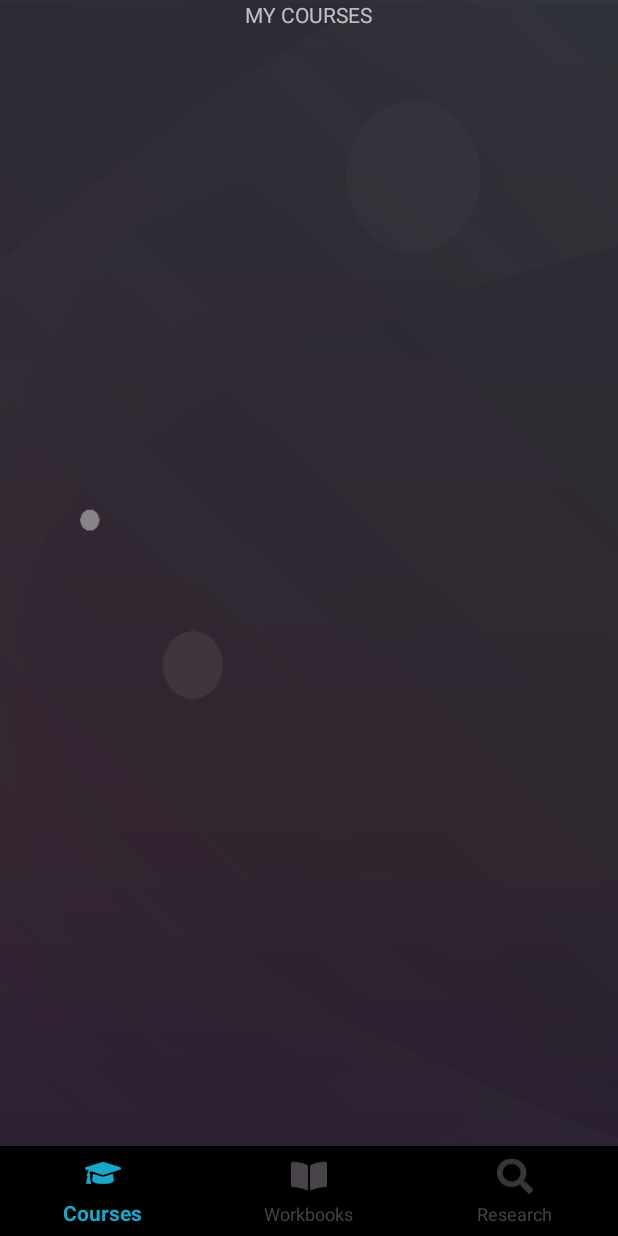
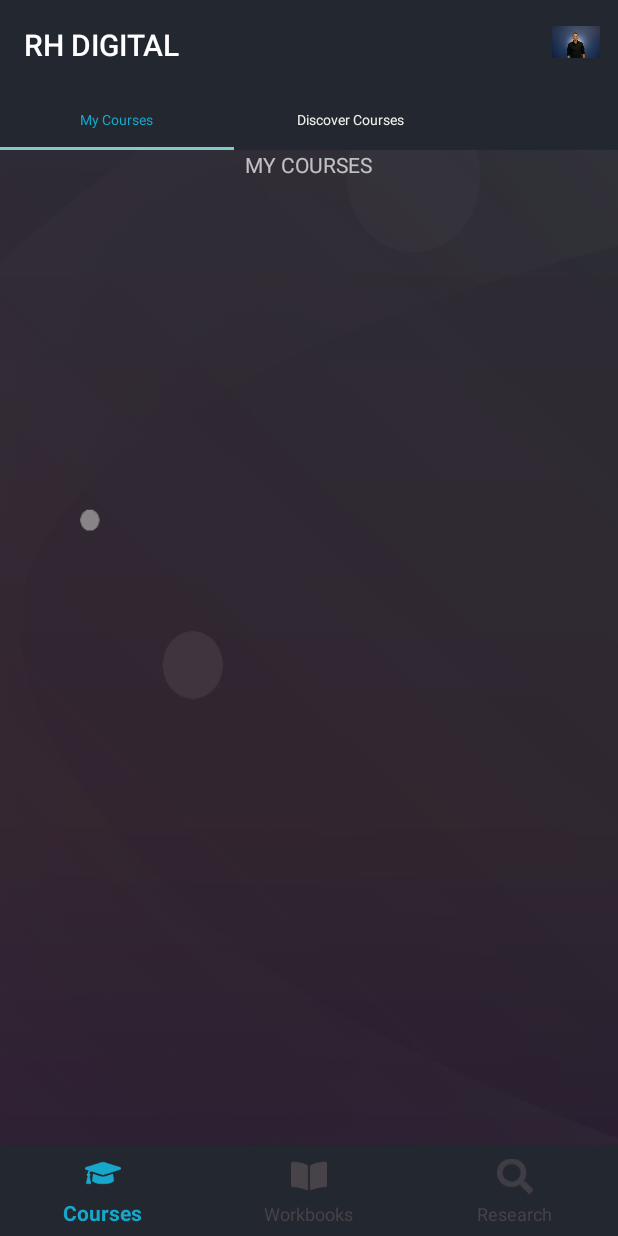
Before and after one commit to bjohnso/RHDigital, an Android app: the screen it shows after launch (CoursesActivity), on a phone screen of 412 x 824 dp. Run offline under Robolectric (Android 15) with nearby library versions, the phone set to English and light mode, and no system bars.

Commit message:
Completed TabLayout and View Pager Unification

```diff
--- a/app/src/main/java/com/example/rhdigital/activities/courses/CoursesActivity.java
+++ b/app/src/main/java/com/example/rhdigital/activities/courses/CoursesActivity.java
@@ -1,23 +1,27 @@
 package com.example.rhdigital.activities.courses;
 
 import android.os.Bundle;
+import android.view.Menu;
 
 import androidx.appcompat.app.AppCompatActivity;
+import androidx.appcompat.widget.Toolbar;
 
 import com.example.rhdigital.R;
-import com.example.rhdigital.activities.courses.listeners.CoursesOnClick;
+import com.example.rhdigital.activities.courses.fragments.CoursesTabFragment;
+import com.example.rhdigital.activities.courses.listeners.BottomNavOnClick;
 import com.example.rhdigital.adapters.SectionsStatePagerAdapter;
-import com.example.rhdigital.activities.courses.fragments.DiscoverCoursesFragment;
-import com.example.rhdigital.activities.courses.fragments.MyCoursesFragment;
 import com.example.rhdigital.activities.courses.fragments.MyResearchFragment;
 import com.example.rhdigital.activities.courses.fragments.MyWorkbooksFragment;
 import com.example.rhdigital.view.CustomViewPager;
 import com.google.android.material.bottomnavigation.BottomNavigationView;
 
+import static com.example.rhdigital.R.menu.courses_menu_top;
+
 public class CoursesActivity extends AppCompatActivity {
 
     //Components
     CustomViewPager mCustomViewPager;
+    Toolbar mToolbar;
     BottomNavigationView mBottomNavigationView;
 
     @Override
@@ -26,18 +30,27 @@ public class CoursesActivity extends AppCompatActivity {
         setContentView(R.layout.activity_courses);
 
         mCustomViewPager = findViewById(R.id.container_courses);
+        mToolbar = findViewById(R.id.topNavigationView);
         mBottomNavigationView = findViewById(R.id.bottomNavigationView);
 
+        //Setup Toolbar
+        setSupportActionBar(mToolbar);
+
         //Set Listeners
-        mBottomNavigationView.setOnNavigationItemSelectedListener(new CoursesOnClick(this));
+        mBottomNavigationView.setOnNavigationItemSelectedListener(new BottomNavOnClick(this));
 
         setUpViewPager(mCustomViewPager);
     }
 
+    @Override
+    public boolean onCreateOptionsMenu(Menu menu) {
+        getMenuInflater().inflate(courses_menu_top, menu);
+        return true;
+    }
+
     private void setUpViewPager(CustomViewPager customViewPager){
         SectionsStatePagerAdapter sectionsStatePagerAdapter = new SectionsStatePagerAdapter(getSupportFragmentManager());
-        sectionsStatePagerAdapter.addFragment(new MyCoursesFragment());
-        sectionsStatePagerAdapter.addFragment(new DiscoverCoursesFragment());
+        sectionsStatePagerAdapter.addFragment(new CoursesTabFragment());
         sectionsStatePagerAdapter.addFragment(new MyWorkbooksFragment());
         sectionsStatePagerAdapter.addFragment(new MyResearchFragment());
         customViewPager.setAdapter(sectionsStatePagerAdapter);
--- /dev/null
+++ b/app/src/main/java/com/example/rhdigital/activities/courses/fragments/CoursesTabFragment.java
@@ -0,0 +1,56 @@
+package com.example.rhdigital.activities.courses.fragments;
+
+import android.os.Bundle;
+import android.view.LayoutInflater;
+import android.view.View;
+import android.view.ViewGroup;
+
+import androidx.annotation.NonNull;
+import androidx.annotation.Nullable;
+import androidx.fragment.app.Fragment;
+
+import com.example.rhdigital.R;
+import com.example.rhdigital.activities.courses.listeners.TabLayoutOnClick;
+import com.example.rhdigital.adapters.SectionsStatePagerAdapter;
+import com.example.rhdigital.view.CustomViewPager;
+import com.google.android.material.tabs.TabLayout;
+
+public class CoursesTabFragment extends Fragment {
+
+    //Components
+    CustomViewPager mCustomViewPager;
+    TabLayout mTabLayout;
+
+    @Nullable
+    @Override
+    public View onCreateView(@NonNull LayoutInflater inflater, @Nullable ViewGroup container, @Nullable Bundle savedInstanceState) {
+        View view = inflater.inflate(R.layout.courses_layout, container, false);
+
+        mCustomViewPager = (CustomViewPager) view.findViewById(R.id.courses_tab_layout_container);
+        mTabLayout = (TabLayout) view.findViewById(R.id.tab_layout);
+
+        setUpViewPager(mCustomViewPager);
+
+        //Listeners
+
+        mTabLayout.addOnTabSelectedListener(new TabLayoutOnClick(this));
+
+        return view;
+    }
+
+    private void setUpViewPager(CustomViewPager customViewPager){
+        SectionsStatePagerAdapter sectionsStatePagerAdapter = new SectionsStatePagerAdapter(getActivity().getSupportFragmentManager());
+        sectionsStatePagerAdapter.addFragment(new MyCoursesFragment());
+        sectionsStatePagerAdapter.addFragment(new DiscoverCoursesFragment());
+        customViewPager.setAdapter(sectionsStatePagerAdapter);
+    }
+
+    public int getViewPager(){
+        return mCustomViewPager.getCurrentItem();
+    }
+
+    public void setViewPager(int position){
+        mCustomViewPager.setCurrentItem(position);
+    }
+
+}
--- a/app/src/main/java/com/example/rhdigital/activities/courses/listeners/CoursesOnClick.java
+++ b/app/src/main/java/com/example/rhdigital/activities/courses/listeners/BottomNavOnClick.java
@@ -2,7 +2,6 @@ package com.example.rhdigital.activities.courses.listeners;
 
 import android.app.Activity;
 import android.view.MenuItem;
-import android.view.View;
 
 import androidx.annotation.NonNull;
 
@@ -10,11 +9,11 @@ import com.example.rhdigital.R;
 import com.example.rhdigital.activities.courses.CoursesActivity;
 import com.google.android.material.bottomnavigation.BottomNavigationView;
 
-public class CoursesOnClick implements BottomNavigationView.OnNavigationItemSelectedListener {
+public class BottomNavOnClick implements BottomNavigationView.OnNavigationItemSelectedListener {
 
     private Activity activity;
 
-    public CoursesOnClick(Activity activity){
+    public BottomNavOnClick(Activity activity){
         this.activity = activity;
     }
 
@@ -24,14 +23,14 @@ public class CoursesOnClick implements BottomNavigationView.OnNavigationItemSele
         CoursesActivity coursesActivity = (CoursesActivity) this.activity;
 
         switch (menuItem.getItemId()){
-            case R.id.nav_courses:
+            case R.id.courses_bottom_nav_courses:
+                coursesActivity.setViewPager(0);
+                return true;
+            case R.id.courses_bottom_nav_workbooks:
                 coursesActivity.setViewPager(1);
                 return true;
-            case R.id.nav_workbooks:
+            case R.id.courses_bottom_nav_research:
                 coursesActivity.setViewPager(2);
-                return true;
-            case R.id.nav_research:
-                coursesActivity.setViewPager(3);
                 return true;
 
                 default:
--- /dev/null
+++ b/app/src/main/java/com/example/rhdigital/activities/courses/listeners/TabLayoutOnClick.java
@@ -0,0 +1,45 @@
+package com.example.rhdigital.activities.courses.listeners;
+
+import android.app.Activity;
+import android.view.MenuItem;
+
+import androidx.annotation.NonNull;
+import androidx.fragment.app.Fragment;
+
+import com.example.rhdigital.R;
+import com.example.rhdigital.activities.courses.CoursesActivity;
+import com.example.rhdigital.activities.courses.fragments.CoursesTabFragment;
+import com.google.android.material.tabs.TabLayout;
+
+public class TabLayoutOnClick implements TabLayout.OnTabSelectedListener {
+
+    private Fragment fragment;
+
+    public TabLayoutOnClick(Fragment fragment){
+        this.fragment = fragment;
+    }
+
+    @Override
+    public void onTabSelected(TabLayout.Tab tab) {
+        CoursesTabFragment coursesTabFragment = (CoursesTabFragment) fragment;
+
+        switch (tab.getPosition()){
+            case 0:
+                coursesTabFragment.setViewPager(0);
+                break;
+            case 1:
+                coursesTabFragment.setViewPager(1);
+                break;
+        }
+    }
+
+    @Override
+    public void onTabUnselected(TabLayout.Tab tab) {
+
+    }
+
+    @Override
+    public void onTabReselected(TabLayout.Tab tab) {
+
+    }
+}
--- a/app/src/main/res/layout/activity_courses.xml
+++ b/app/src/main/res/layout/activity_courses.xml
@@ -6,11 +6,33 @@
     android:layout_height="match_parent"
     android:background="@drawable/background">
 
+    <androidx.coordinatorlayout.widget.CoordinatorLayout
+        android:layout_width="match_parent"
+        android:layout_height="60dp"
+        app:layout_constraintTop_toTopOf="parent">
+
+        <com.google.android.material.appbar.AppBarLayout
+            android:layout_width="match_parent"
+            android:layout_height="match_parent">
+
+            <androidx.appcompat.widget.Toolbar
+                android:id="@+id/topNavigationView"
+                android:layout_width="match_parent"
+                android:layout_height="match_parent"
+                android:background="@color/darkBlue" />
+
+        </com.google.android.material.appbar.AppBarLayout>
+
+    </androidx.coordinatorlayout.widget.CoordinatorLayout>
+
     <com.example.rhdigital.view.CustomViewPager
         android:id="@+id/container_courses"
         android:layout_width="match_parent"
         android:layout_height="match_parent"
-        android:layout_marginBottom="60dp"/>
+        android:layout_marginTop="60dp"
+        android:layout_marginBottom="60dp">
+
+    </com.example.rhdigital.view.CustomViewPager>
 
     <com.google.android.material.bottomnavigation.BottomNavigationView
         android:id="@+id/bottomNavigationView"
@@ -19,7 +41,8 @@
         app:layout_constraintBottom_toBottomOf="parent"
         app:itemIconTint="@drawable/bottom_nav_colors"
         app:itemTextColor="@drawable/bottom_nav_colors"
-        app:menu="@menu/courses_menu_bottom"/>
+        app:menu="@menu/courses_menu_bottom"
+        android:background="@color/darkBlue"/>
 
 
 </androidx.constraintlayout.widget.ConstraintLayout>
--- /dev/null
+++ b/app/src/main/res/layout/courses_layout.xml
@@ -0,0 +1,47 @@
+<?xml version="1.0" encoding="utf-8"?>
+<androidx.constraintlayout.widget.ConstraintLayout xmlns:android="http://schemas.android.com/apk/res/android"
+    xmlns:app="http://schemas.android.com/apk/res-auto"
+    xmlns:tools="http://schemas.android.com/tools"
+    android:orientation="vertical" android:layout_width="match_parent"
+    android:layout_height="match_parent">
+
+    <com.google.android.material.tabs.TabLayout
+        android:id="@+id/tab_layout"
+        android:layout_width="match_parent"
+        android:layout_height="40dp"
+        android:layout_marginEnd="100dp"
+        app:layout_constraintStart_toStartOf="parent"
+        app:layout_constraintTop_toTopOf="parent"
+        app:tabTextAppearance="@style/TabLayoutTextAppearance"
+        android:background="@color/darkBlue"
+        app:tabSelectedTextColor="@color/activeBlue"
+        app:tabTextColor="@color/offWhite"
+        >
+
+        <com.google.android.material.tabs.TabItem
+            android:layout_height="wrap_content"
+            android:layout_width="20dp"
+            android:text="My Courses" />
+
+        <com.google.android.material.tabs.TabItem
+            android:layout_height="wrap_content"
+            android:layout_width="20dp"
+            android:text="Discover Courses" />
+    </com.google.android.material.tabs.TabLayout>
+
+
+    <LinearLayout
+        android:layout_width="100dp"
+        android:layout_height="40dp"
+        app:layout_constraintEnd_toEndOf="parent"
+        app:layout_constraintStart_toEndOf="@+id/tab_layout"
+        app:layout_constraintTop_toTopOf="parent"
+        android:background="@color/darkBlue"/>
+
+    <com.example.rhdigital.view.CustomViewPager
+        android:id="@+id/courses_tab_layout_container"
+        android:layout_width="match_parent"
+        android:layout_height="match_parent"
+        android:layout_marginTop="40dp"/>
+
+</androidx.constraintlayout.widget.ConstraintLayout>
--- a/app/src/main/res/menu/courses_menu_bottom.xml
+++ b/app/src/main/res/menu/courses_menu_bottom.xml
@@ -1,17 +1,17 @@
 <?xml version="1.0" encoding="utf-8"?>
 <menu xmlns:android="http://schemas.android.com/apk/res/android">
     <item
-        android:id="@+id/nav_courses"
+        android:id="@+id/courses_bottom_nav_courses"
         android:icon="@drawable/scholar_inactive"
         android:title="Courses" />
 
     <item
-        android:id="@+id/nav_workbooks"
+        android:id="@+id/courses_bottom_nav_workbooks"
         android:icon="@drawable/book_inactive"
         android:title="Workbooks"/>
 
     <item
-        android:id="@+id/nav_research"
+        android:id="@+id/courses_bottom_nav_research"
         android:icon="@drawable/magnify_inactive"
         android:title="Research"/>
 </menu>
--- /dev/null
+++ b/app/src/main/res/menu/courses_menu_top.xml
@@ -0,0 +1,9 @@
+<?xml version="1.0" encoding="utf-8"?>
+<menu xmlns:android="http://schemas.android.com/apk/res/android"
+    xmlns:app="http://schemas.android.com/apk/res-auto">
+    <item
+        android:id="@+id/courses_top_nav_profile"
+        android:icon="@drawable/profile"
+        android:title="Profile"
+        app:showAsAction="always"/>
+</menu>
--- a/app/src/main/res/values/colors.xml
+++ b/app/src/main/res/values/colors.xml
@@ -10,4 +10,5 @@
     <color name="boneWhite"></color>
     <color name="activeBlue">#17A7CB</color>
     <color name="deepGrey">#474348</color>
+    <color name="darkBlue">#23272F</color>
 </resources>
--- a/app/src/main/res/values/styles.xml
+++ b/app/src/main/res/values/styles.xml
@@ -8,4 +8,9 @@
         <item name="colorAccent">@color/colorAccent</item>
     </style>
 
+    <style name="TabLayoutTextAppearance">
+        <item name="android:textSize">9dp</item>
+        <item name="android:textAllCaps">false</item>
+    </style>
+
 </resources>
```
